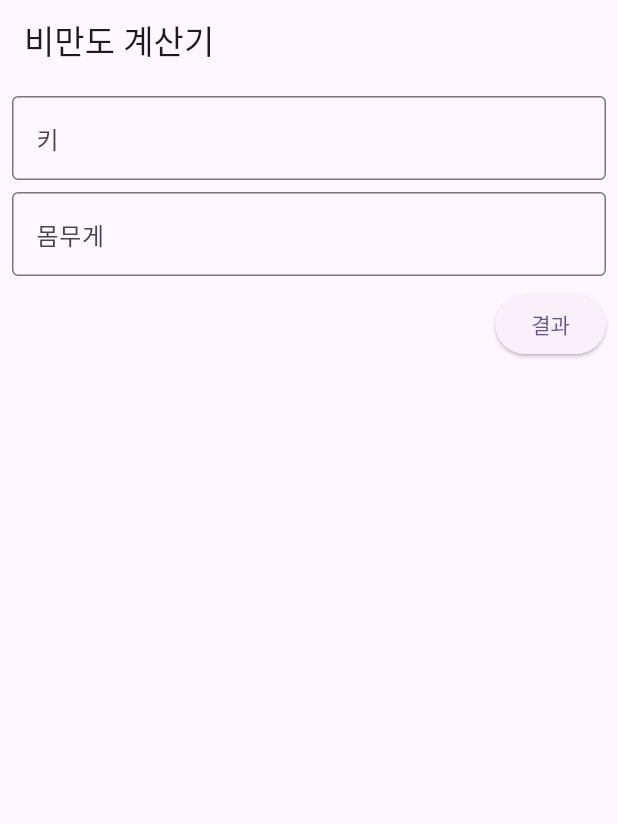
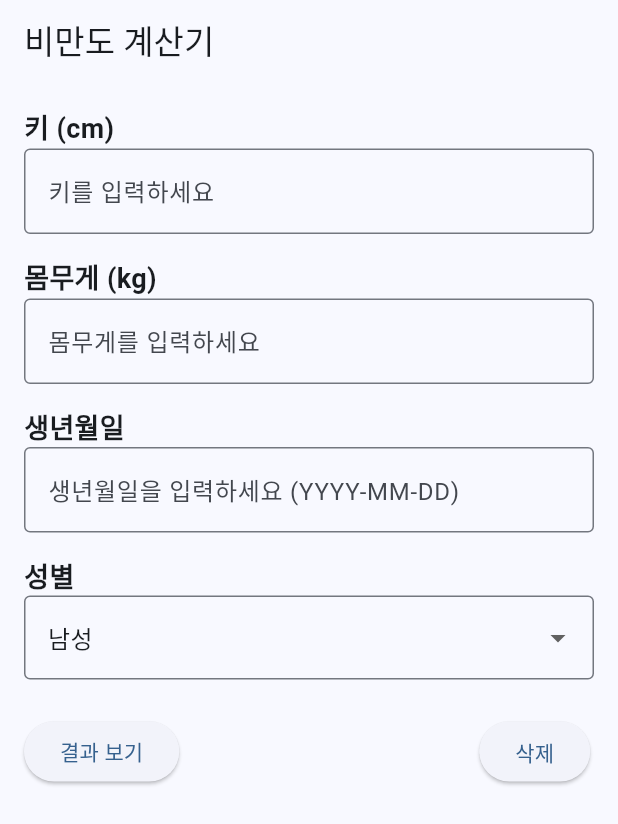
Before and after one commit to hommehyuk/bmi_calculator, a Flutter app: the screen it shows after launch, on a phone screen of 412 x 824 dp. Shown: the top 824 px of the screen. Run offline on Flutter 3.47's test engine with Material 3 defaults, Android fonts, the phone set to English and light mode, and no system bars; our stand-ins replace go_router, shared_preferences.

Commit message:
bmi_calculator 생년월일, 성별 추가

```diff
--- a/lib/main.dart
+++ b/lib/main.dart
@@ -1,5 +1,6 @@
 import 'package:bmi_calculator/main/main_screen.dart';
 import 'package:flutter/material.dart';
+import 'package:go_router/go_router.dart';
 
 void main() {
   runApp(const MyApp());
@@ -8,15 +9,27 @@ void main() {
 class MyApp extends StatelessWidget {
   const MyApp({super.key});
 
+  GoRouter get _router => GoRouter(
+        initialLocation: '/',
+        routes: [
+          GoRoute(
+            path: '/',
+            builder: (_, state) => const MainScreen(),
+          ),
+        ],
+      );
+
   @override
   Widget build(BuildContext context) {
-    return MaterialApp(
-      title: 'Flutter Demo',
+    return MaterialApp.router(
+      routeInformationProvider: _router.routeInformationProvider,
+      routeInformationParser: _router.routeInformationParser,
+      routerDelegate: _router.routerDelegate,
+      title: 'bmi_calculator',
       theme: ThemeData(
-        colorScheme: ColorScheme.fromSeed(seedColor: Colors.deepPurple),
+        colorScheme: ColorScheme.fromSeed(seedColor: Colors.blue),
         useMaterial3: true,
       ),
-      home: const MainScreen(),
     );
   }
 }
--- a/lib/main/main_screen.dart
+++ b/lib/main/main_screen.dart
@@ -3,7 +3,7 @@ import 'package:flutter/material.dart';
 import 'package:shared_preferences/shared_preferences.dart';
 
 class MainScreen extends StatefulWidget {
-  const MainScreen({super.key});
+  const MainScreen({Key? key});
 
   @override
   State<MainScreen> createState() => _MainScreenState();
@@ -13,11 +13,12 @@ class _MainScreenState extends State<MainScreen> {
   final _formKey = GlobalKey<FormState>();
   final _heightController = TextEditingController();
   final _weightController = TextEditingController();
+  final _dobController = TextEditingController();
+  String _selectedGender = '남성';
 
   @override
   void initState() {
     super.initState();
-
     load();
   }
 
@@ -25,6 +26,7 @@ class _MainScreenState extends State<MainScreen> {
   void dispose() {
     _heightController.dispose();
     _weightController.dispose();
+    _dobController.dispose();
     super.dispose();
   }
 
@@ -32,18 +34,32 @@ class _MainScreenState extends State<MainScreen> {
     final SharedPreferences prefs = await SharedPreferences.getInstance();
     await prefs.setDouble('height', double.parse(_heightController.text));
     await prefs.setDouble('weight', double.parse(_weightController.text));
+    await prefs.setString('dob', _dobController.text);
+    await prefs.setString('gender', _selectedGender);
   }
 
   Future load() async {
     final SharedPreferences prefs = await SharedPreferences.getInstance();
     final double? height = prefs.getDouble('height');
     final double? weight = prefs.getDouble('weight');
+    final String? dob = prefs.getString('dob');
+    final String? gender = prefs.getString('gender');
 
-    if (height != null && weight != null) {
+    if (height != null && weight != null && dob != null && gender != null) {
       _heightController.text = '$height';
       _weightController.text = '$weight';
-      print('키: $height, 몸무게: $weight');
+      _dobController.text = dob;
+      _selectedGender = gender;
+      print('키: $height, 몸무게: $weight, 생년월일: $dob, 성별: $gender');
     }
+  }
+
+  void clearResults() {
+    _formKey.currentState?.reset();
+    _heightController.clear();
+    _weightController.clear();
+    _dobController.clear();
+    _selectedGender = '남성';
   }
 
   @override
@@ -52,18 +68,23 @@ class _MainScreenState extends State<MainScreen> {
       appBar: AppBar(
         title: const Text('비만도 계산기'),
       ),
-      body: Padding(
-        padding: const EdgeInsets.all(8.0),
+      body: SingleChildScrollView(
+        child: Padding(
+          padding: const EdgeInsets.all(16.0),
           child: Form(
             key: _formKey,
             child: Column(
-            crossAxisAlignment: CrossAxisAlignment.end,
+              crossAxisAlignment: CrossAxisAlignment.start,
               children: [
+                const Text(
+                  '키 (cm)',
+                  style: TextStyle(fontSize: 18, fontWeight: FontWeight.bold),
+                ),
                 TextFormField(
                   controller: _heightController,
                   decoration: const InputDecoration(
                     border: OutlineInputBorder(),
-                  hintText: '키',
+                    hintText: '키를 입력하세요',
                   ),
                   keyboardType: TextInputType.number,
                   validator: (value) {
@@ -73,12 +94,16 @@ class _MainScreenState extends State<MainScreen> {
                     return null;
                   },
                 ),
-              const SizedBox(height: 8),
+                const SizedBox(height: 16),
+                const Text(
+                  '몸무게 (kg)',
+                  style: TextStyle(fontSize: 18, fontWeight: FontWeight.bold),
+                ),
                 TextFormField(
                   controller: _weightController,
                   decoration: const InputDecoration(
                     border: OutlineInputBorder(),
-                  hintText: '몸무게',
+                    hintText: '몸무게를 입력하세요',
                   ),
                   keyboardType: TextInputType.number,
                   validator: (value) {
@@ -88,7 +113,53 @@ class _MainScreenState extends State<MainScreen> {
                     return null;
                   },
                 ),
-              const SizedBox(height: 8),
+                const SizedBox(height: 16),
+                const Text(
+                  '생년월일',
+                  style: TextStyle(fontSize: 18, fontWeight: FontWeight.bold),
+                ),
+                TextFormField(
+                  controller: _dobController,
+                  decoration: const InputDecoration(
+                    border: OutlineInputBorder(),
+                    hintText: '생년월일을 입력하세요 (YYYY-MM-DD)',
+                  ),
+                  keyboardType: TextInputType.number,
+                  validator: (value) {
+                    if (value == null || value.isEmpty) {
+                      return '생년월일을 입력하세요';
+                    }
+                    return null;
+                  },
+                ),
+                const SizedBox(height: 16),
+                const Text(
+                  '성별',
+                  style: TextStyle(fontSize: 18, fontWeight: FontWeight.bold),
+                ),
+                DropdownButtonFormField<String>(
+                  value: _selectedGender,
+                  onChanged: (String? newValue) {
+                    if (newValue != null) {
+                      setState(() {
+                        _selectedGender = newValue;
+                      });
+                    }
+                  },
+                  items: ['남성', '여성']
+                      .map<DropdownMenuItem<String>>((String value) {
+                    return DropdownMenuItem<String>(
+                      value: value,
+                      child: Text(value),
+                    );
+                  }).toList(),
+                  decoration: const InputDecoration(
+                    border: OutlineInputBorder(),
+                  ),
+                ),
+                const SizedBox(height: 24),
+                Row(
+                  children: [
                     ElevatedButton(
                       onPressed: () {
                         if (_formKey.currentState?.validate() == false) {
@@ -103,13 +174,27 @@ class _MainScreenState extends State<MainScreen> {
                             builder: (context) => ResultScreen(
                               height: double.parse(_heightController.text),
                               weight: double.parse(_weightController.text),
+                              dob: DateTime.parse(_dobController.text),
+                              gender: _selectedGender,
                             ),
                           ),
                         );
                       },
-                child: const Text('결과'),
+                      child: const Text('결과 보기'),
+                    ),
+                    SizedBox(width: 200),
+                    ElevatedButton(
+                      onPressed: () {
+                        setState(() {
+                          clearResults();
+                        });
+                      },
+                      child: Text('삭제'),
                     ),
                   ],
+                ),
+              ],
+            ),
           ),
         ),
       ),
--- a/pubspec.yaml
+++ b/pubspec.yaml
@@ -36,6 +36,7 @@ dependencies:
   # Use with the CupertinoIcons class for iOS style icons.
   cupertino_icons: ^1.0.2
   shared_preferences: ^2.2.2
+  go_router: ^13.0.0
 
 dev_dependencies:
   flutter_test:
```
Also changed, not shown: lib/result/result_screen.dart (+27 -2 lines), pubspec.lock. Lines whose indentation alone changed are shown as unchanged.
